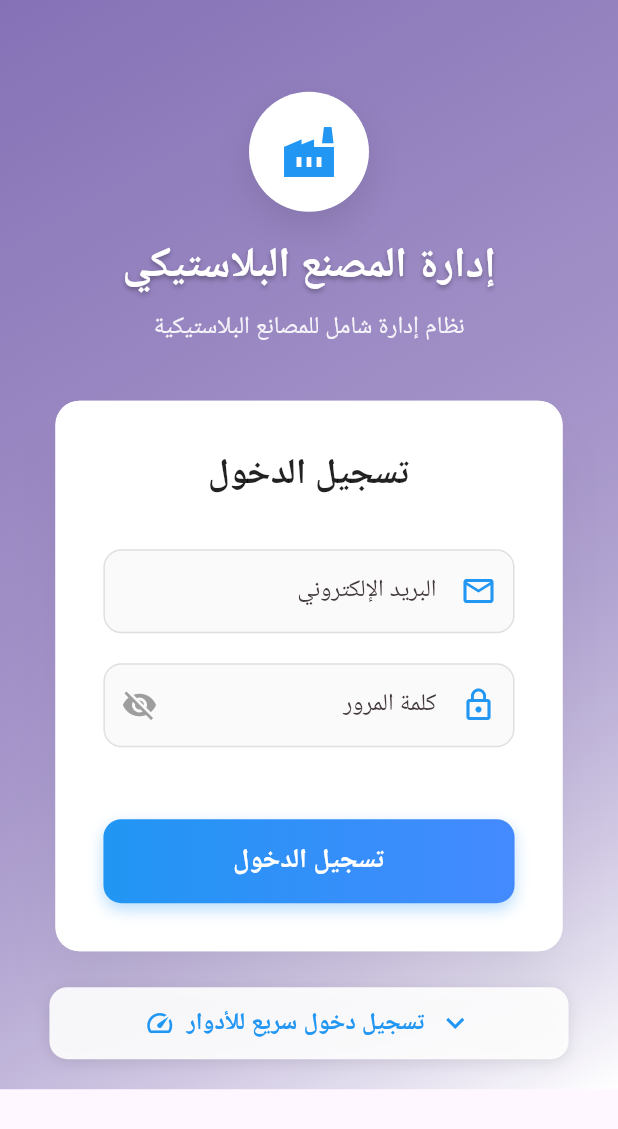
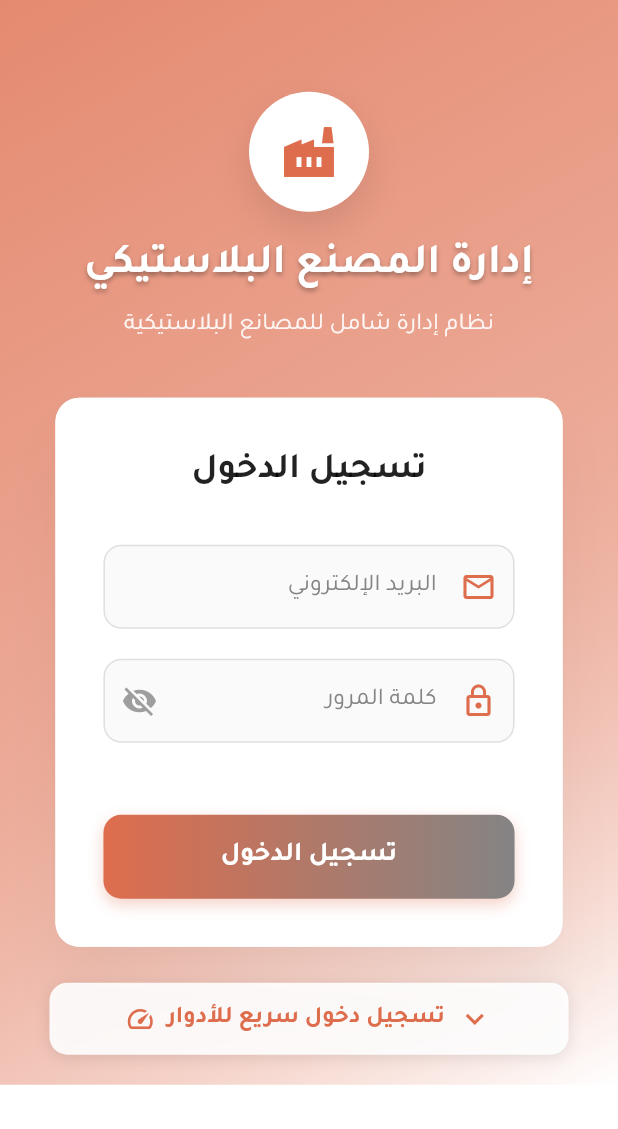
Before and after one commit to HGhurbani/plastic_factory_management, a Flutter app: the screen it shows after launch, on a phone screen of 412 x 824 dp. Shown: the top 1129 px of the screen. Run offline on Flutter 3.47's test engine with Material 3 defaults, Android fonts, the phone set to English and light mode, and no system bars; our stand-ins replace cloud_firestore, firebase_auth, firebase_core, google_fonts, image_picker, signature; accounts and stored records are empty.

Commit message:
feat(theme): apply unified brand colors and Tajawal font

```diff
--- a/lib/main.dart
+++ b/lib/main.dart
@@ -198,6 +198,10 @@ class MyApp extends StatelessWidget {
         ],
         theme: ThemeData(
           primarySwatch: AppColors.primarySwatch,
+          primaryColor: AppColors.primary,
+          colorScheme: ColorScheme.fromSwatch(
+            primarySwatch: AppColors.primarySwatch,
+          ).copyWith(secondary: AppColors.dark),
           appBarTheme: const AppBarTheme(
             backgroundColor: AppColors.dark,
             foregroundColor: Colors.white,
@@ -213,11 +217,17 @@ class MyApp extends StatelessWidget {
               backgroundColor: AppColors.primary,
               foregroundColor: Colors.white,
               padding: const EdgeInsets.symmetric(horizontal: 24, vertical: 12),
-              textStyle: const TextStyle(fontSize: 16, fontWeight: FontWeight.bold),
-              shape: RoundedRectangleBorder(borderRadius: BorderRadius.circular(8)),
+              textStyle: const TextStyle(
+                fontSize: 16,
+                fontWeight: FontWeight.bold,
+                fontFamily: 'Tajawal',
+              ),
+              shape: RoundedRectangleBorder(
+                borderRadius: BorderRadius.circular(8),
+              ),
             ),
           ),
-          fontFamily: GoogleFonts.tajawal().fontFamily,
+          fontFamily: 'Tajawal',
           visualDensity: VisualDensity.adaptivePlatformDensity,
         ),
         debugShowCheckedModeBanner: false,
--- a/lib/presentation/auth/login_screen.dart
+++ b/lib/presentation/auth/login_screen.dart
@@ -6,6 +6,7 @@ import 'package:plastic_factory_management/l10n/app_localizations.dart';
 import 'package:plastic_factory_management/core/services/auth_service.dart';
 import 'package:plastic_factory_management/core/constants/app_enums.dart';
 import 'package:plastic_factory_management/presentation/routes/app_router.dart';
+import 'package:plastic_factory_management/theme/app_colors.dart';
 
 class LoginScreen extends StatefulWidget {
   @override
@@ -264,7 +265,7 @@ class _LoginScreenState extends State<LoginScreen> with TickerProviderStateMixin
           child: const Icon(
             Icons.factory,
             size: 40,
-            color: Colors.blue,
+            color: AppColors.primary,
           ),
         ),
         const SizedBox(height: 16),
@@ -348,7 +349,7 @@ class _LoginScreenState extends State<LoginScreen> with TickerProviderStateMixin
       style: const TextStyle(fontSize: 16),
       decoration: InputDecoration(
         labelText: appLocalizations.emailHint,
-        prefixIcon: const Icon(Icons.email_outlined, color: Colors.blue),
+        prefixIcon: const Icon(Icons.email_outlined, color: AppColors.primary),
         border: OutlineInputBorder(
           borderRadius: BorderRadius.circular(12),
           borderSide: BorderSide(color: Colors.grey.shade300),
@@ -359,7 +360,7 @@ class _LoginScreenState extends State<LoginScreen> with TickerProviderStateMixin
         ),
         focusedBorder: OutlineInputBorder(
           borderRadius: BorderRadius.circular(12),
-          borderSide: const BorderSide(color: Colors.blue, width: 2),
+          borderSide: const BorderSide(color: AppColors.primary, width: 2),
         ),
         filled: true,
         fillColor: Colors.grey.shade50,
@@ -387,7 +388,7 @@ class _LoginScreenState extends State<LoginScreen> with TickerProviderStateMixin
       obscureText: _obscurePassword,
       decoration: InputDecoration(
         labelText: appLocalizations.passwordHint,
-        prefixIcon: const Icon(Icons.lock_outline, color: Colors.blue),
+        prefixIcon: const Icon(Icons.lock_outline, color: AppColors.primary),
         suffixIcon: IconButton(
           icon: Icon(
             _obscurePassword ? Icons.visibility_off : Icons.visibility,
@@ -409,7 +410,7 @@ class _LoginScreenState extends State<LoginScreen> with TickerProviderStateMixin
         ),
         focusedBorder: OutlineInputBorder(
           borderRadius: BorderRadius.circular(12),
-          borderSide: const BorderSide(color: Colors.blue, width: 2),
+          borderSide: const BorderSide(color: AppColors.primary, width: 2),
         ),
         filled: true,
         fillColor: Colors.grey.shade50,
@@ -460,11 +461,11 @@ class _LoginScreenState extends State<LoginScreen> with TickerProviderStateMixin
       decoration: BoxDecoration(
         borderRadius: BorderRadius.circular(12),
         gradient: const LinearGradient(
-          colors: [Colors.blue, Colors.blueAccent],
+          colors: AppColors.gradient,
         ),
         boxShadow: [
           BoxShadow(
-            color: Colors.blue.withOpacity(0.3),
+            color: AppColors.primary.withOpacity(0.3),
             blurRadius: 8,
             offset: const Offset(0, 4),
           ),
@@ -494,6 +495,7 @@ class _LoginScreenState extends State<LoginScreen> with TickerProviderStateMixin
             fontSize: 18,
             fontWeight: FontWeight.bold,
             color: Colors.white,
+            fontFamily: 'Tajawal',
           ),
         ),
       ),
@@ -529,7 +531,7 @@ class _LoginScreenState extends State<LoginScreen> with TickerProviderStateMixin
               children: [
                 Icon(
                   _showQuickLogin ? Icons.keyboard_arrow_up : Icons.keyboard_arrow_down,
-                  color: Colors.blue,
+                  color: AppColors.primary,
                 ),
                 const SizedBox(width: 8),
                 const Text(
@@ -537,13 +539,13 @@ class _LoginScreenState extends State<LoginScreen> with TickerProviderStateMixin
                   style: TextStyle(
                     fontSize: 16,
                     fontWeight: FontWeight.w600,
-                    color: Colors.blue,
+                    color: AppColors.primary,
                   ),
                 ),
                 const SizedBox(width: 8),
                 const Icon(
                   Icons.speed,
-                  color: Colors.blue,
+                  color: AppColors.primary,
                   size: 20,
                 ),
               ],
--- a/lib/presentation/inventory/product_catalog_screen.dart
+++ b/lib/presentation/inventory/product_catalog_screen.dart
@@ -8,6 +8,7 @@ import 'package:plastic_factory_management/data/models/raw_material_model.dart';
 import 'package:plastic_factory_management/domain/usecases/inventory_usecases.dart';
 import 'package:image_picker/image_picker.dart';
 import 'dart:io';
+import 'package:plastic_factory_management/theme/app_colors.dart';
 
 class ProductCatalogScreen extends StatefulWidget {
   @override
@@ -111,7 +112,7 @@ class _ProductCatalogScreenState extends State<ProductCatalogScreen> {
                                 mainAxisAlignment: MainAxisAlignment.end,
                                 children: [
                                   IconButton(
-                                    icon: Icon(Icons.edit, size: 20, color: Colors.blue),
+                                    icon: Icon(Icons.edit, size: 20, color: AppColors.primary),
                                     onPressed: () {
                                       _showAddEditProductDialog(context, inventoryUseCases, appLocalizations, product: product);
                                     },
--- a/lib/presentation/inventory/raw_materials_screen.dart
+++ b/lib/presentation/inventory/raw_materials_screen.dart
@@ -5,6 +5,7 @@ import 'package:provider/provider.dart';
 import 'package:plastic_factory_management/l10n/app_localizations.dart';
 import 'package:plastic_factory_management/data/models/raw_material_model.dart';
 import 'package:plastic_factory_management/domain/usecases/inventory_usecases.dart';
+import 'package:plastic_factory_management/theme/app_colors.dart';
 
 class RawMaterialsScreen extends StatefulWidget {
   @override
@@ -88,7 +89,7 @@ class _RawMaterialsScreenState extends State<RawMaterialsScreen> {
                     mainAxisSize: MainAxisSize.min,
                     children: [
                       IconButton(
-                        icon: Icon(Icons.edit, color: Colors.blue),
+                        icon: Icon(Icons.edit, color: AppColors.primary),
                         onPressed: () {
                           _showAddEditMaterialDialog(context, inventoryUseCases, appLocalizations, material: material);
                         },
--- a/lib/presentation/machinery/machine_profiles_screen.dart
+++ b/lib/presentation/machinery/machine_profiles_screen.dart
@@ -7,6 +7,7 @@ import 'package:plastic_factory_management/l10n/app_localizations.dart';
 import 'package:plastic_factory_management/data/models/machine_model.dart';
 import 'package:plastic_factory_management/domain/usecases/machinery_operator_usecases.dart';
 import 'package:intl/intl.dart' as intl;
+import 'package:plastic_factory_management/theme/app_colors.dart';
 
 class MachineProfilesScreen extends StatefulWidget {
   @override
@@ -98,7 +99,7 @@ class _MachineProfilesScreenState extends State<MachineProfilesScreen> {
                     mainAxisSize: MainAxisSize.min,
                     children: [
                       IconButton(
-                        icon: Icon(Icons.edit, color: Colors.blue),
+                        icon: Icon(Icons.edit, color: AppColors.primary),
                         onPressed: () {
                           _showAddEditMachineDialog(context, machineryOperatorUseCases, appLocalizations, machine: machine);
                         },
--- a/lib/presentation/machinery/operator_profiles_screen.dart
+++ b/lib/presentation/machinery/operator_profiles_screen.dart
@@ -6,6 +6,7 @@ import 'package:plastic_factory_management/l10n/app_localizations.dart';
 import 'package:plastic_factory_management/data/models/operator_model.dart';
 import 'package:plastic_factory_management/domain/usecases/machinery_operator_usecases.dart';
 import 'package:intl/intl.dart' as intl;
+import 'package:plastic_factory_management/theme/app_colors.dart';
 
 import '../../data/models/machine_model.dart';
 
@@ -99,7 +100,7 @@ class _OperatorProfilesScreenState extends State<OperatorProfilesScreen> {
                     mainAxisSize: MainAxisSize.min,
                     children: [
                       IconButton(
-                        icon: Icon(Icons.edit, color: Colors.blue),
+                        icon: Icon(Icons.edit, color: AppColors.primary),
                         onPressed: () {
                           _showAddEditOperatorDialog(context, machineryOperatorUseCases, appLocalizations, operator: operator);
                         },
--- a/lib/presentation/management/user_management_screen.dart
+++ b/lib/presentation/management/user_management_screen.dart
@@ -6,6 +6,7 @@ import 'package:plastic_factory_management/l10n/app_localizations.dart';
 import 'package:plastic_factory_management/data/models/user_model.dart';
 import 'package:plastic_factory_management/domain/usecases/user_usecases.dart';
 import 'package:plastic_factory_management/core/constants/app_enums.dart';
+import 'package:plastic_factory_management/theme/app_colors.dart';
 
 class UserManagementScreen extends StatefulWidget {
   @override
@@ -66,7 +67,7 @@ class _UserManagementScreenState extends State<UserManagementScreen> {
                     mainAxisSize: MainAxisSize.min,
                     children: [
                       IconButton(
-                        icon: const Icon(Icons.edit, color: Colors.blue),
+                        icon: const Icon(Icons.edit, color: AppColors.primary),
                         onPressed: () {
                           _showAddEditUserDialog(context, userUseCases, appLocalizations, user: user);
                         },
--- a/lib/presentation/sales/create_sales_order_screen.dart
+++ b/lib/presentation/sales/create_sales_order_screen.dart
@@ -8,6 +8,7 @@ import 'package:plastic_factory_management/data/models/product_model.dart';
 import 'package:plastic_factory_management/data/models/sales_order_model.dart';
 import 'package:plastic_factory_management/data/models/user_model.dart';
 import 'package:plastic_factory_management/domain/usecases/sales_usecases.dart';
+import 'package:plastic_factory_management/theme/app_colors.dart';
 import 'package:signature/signature.dart'; // للتوقيع الرقمي
 import 'dart:io'; // لاستخدام File
 import 'dart:typed_data'; // لاستخدام Uint8List
@@ -317,7 +318,7 @@ class _CreateSalesOrderScreenState extends State<CreateSalesOrderScreen> {
                         mainAxisSize: MainAxisSize.min,
                         children: [
                           IconButton(
-                            icon: Icon(Icons.edit, color: Colors.blue),
+                            icon: Icon(Icons.edit, color: AppColors.primary),
                             onPressed: () => _addOrUpdateOrderItem(appLocalizations, salesUseCases, existingItem: item, index: index),
                           ),
                           IconButton(
--- a/lib/presentation/sales/customer_management_screen.dart
+++ b/lib/presentation/sales/customer_management_screen.dart
@@ -6,6 +6,7 @@ import 'package:plastic_factory_management/l10n/app_localizations.dart';
 import 'package:plastic_factory_management/data/models/customer_model.dart';
 import 'package:plastic_factory_management/domain/usecases/sales_usecases.dart';
 import 'package:intl/intl.dart' as intl;
+import 'package:plastic_factory_management/theme/app_colors.dart';
 
 class CustomerManagementScreen extends StatefulWidget {
   @override
@@ -96,7 +97,7 @@ class _CustomerManagementScreenState extends State<CustomerManagementScreen> {
                     mainAxisSize: MainAxisSize.min,
                     children: [
                       IconButton(
-                        icon: Icon(Icons.edit, color: Colors.blue),
+                        icon: Icon(Icons.edit, color: AppColors.primary),
                         onPressed: () {
                           _showAddEditCustomerDialog(context, salesUseCases, appLocalizations, customer: customer);
                         },
--- a/lib/presentation/sales/sales_orders_list_screen.dart
+++ b/lib/presentation/sales/sales_orders_list_screen.dart
@@ -237,7 +237,7 @@ class _SalesOrdersListScreenState extends State<SalesOrdersListScreen> {
     if (currentUser.userRoleEnum == UserRole.productionOrderPreparer &&
         order.status == SalesOrderStatus.pendingFulfillment) {
       return IconButton(
-        icon: const Icon(Icons.local_shipping, color: Colors.blue),
+        icon: const Icon(Icons.local_shipping, color: AppColors.primary),
         onPressed: () => _showInitiateSupplyDialog(
             context, useCases, appLocalizations, order, currentUser),
         tooltip: appLocalizations.initiateSupply,
--- a/lib/theme/app_colors.dart
+++ b/lib/theme/app_colors.dart
@@ -1,8 +1,14 @@
 import 'package:flutter/material.dart';
 
 class AppColors {
-  static const Color primary = Color(0xFFE68A75);
-  static const Color dark = Color(0xFF423839);
+  /// Main brand color used across the app (gradient start).
+  static const Color primary = Color(0xFFDE6D4D);
+
+  /// Secondary brand color used for gradients and dark elements.
+  static const Color dark = Color(0xFF848484);
+
+  /// Convenient list of gradient colors following the brand scheme.
+  static const List<Color> gradient = [primary, dark];
 
   static MaterialColor get primarySwatch => _createMaterialColor(primary);
 
```
Also changed, not shown: pubspec.yaml (+18 -0 lines).
